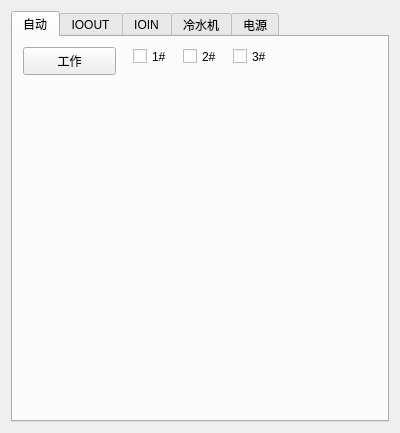
This is QDeviceCtrl.ui in BiggerBinBin/QtCanPlatform as Qt 5 draws it before an edit. The edited form follows.
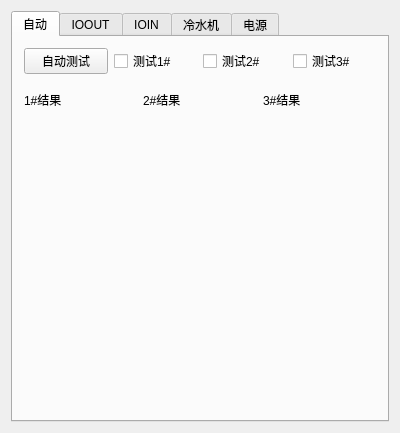
This is the edited form. The open tabs and pages were chosen to show the change.

Commit message: 增加多路CAN支持，修复分次CAN时的会引发CAN设备下标越界的bug，完善V1.0版本的自动化测试流程

Patch:
```diff
--- a/QDeviceCtrl.ui
+++ b/QDeviceCtrl.ui
@@ -20,7 +20,7 @@
    <string>QDeviceCtrl</string>
   </property>
   <layout class="QGridLayout" name="gridLayout">
-   <item row="0" column="0">
+   <item row="1" column="0">
     <widget class="QTabWidget" name="tabWidget">
      <property name="currentIndex">
       <number>4</number>
@@ -29,61 +29,113 @@
       <attribute name="title">
        <string>自动</string>
       </attribute>
+      <layout class="QGridLayout" name="gridLayout_12">
+       <item row="0" column="0">
+        <layout class="QVBoxLayout" name="verticalLayout_5" stretch="1,5">
+         <item>
+          <layout class="QHBoxLayout" name="horizontalLayout_25">
+           <item>
       <widget class="QPushButton" name="pbProcessSet">
-       <property name="geometry">
-        <rect>
-         <x>10</x>
-         <y>10</y>
-         <width>93</width>
-         <height>28</height>
-        </rect>
-       </property>
        <property name="text">
-        <string>工作</string>
+              <string>自动测试</string>
        </property>
        <property name="checkable">
         <bool>true</bool>
        </property>
       </widget>
+           </item>
+           <item>
       <widget class="QCheckBox" name="dCbProcess1">
-       <property name="geometry">
-        <rect>
-         <x>120</x>
-         <y>10</y>
-         <width>51</width>
-         <height>19</height>
-        </rect>
-       </property>
        <property name="text">
-        <string>1#</string>
-       </property>
-      </widget>
+              <string>测试1#</string>
+             </property>
+            </widget>
+           </item>
+           <item>
       <widget class="QCheckBox" name="dCbProcess2">
-       <property name="geometry">
-        <rect>
-         <x>170</x>
-         <y>10</y>
-         <width>51</width>
-         <height>19</height>
-        </rect>
-       </property>
        <property name="text">
-        <string>2#</string>
-       </property>
-      </widget>
+              <string>测试2#</string>
+             </property>
+            </widget>
+           </item>
+           <item>
       <widget class="QCheckBox" name="dCbProcess3">
-       <property name="geometry">
-        <rect>
-         <x>220</x>
-         <y>10</y>
-         <width>51</width>
-         <height>19</height>
-        </rect>
-       </property>
+             <property name="text">
+              <string>测试3#</string>
+             </property>
+            </widget>
+           </item>
+          </layout>
+         </item>
+         <item>
+          <layout class="QVBoxLayout" name="verticalLayout_4" stretch="1,7">
+           <property name="spacing">
+            <number>6</number>
+           </property>
+           <item>
+            <layout class="QHBoxLayout" name="horizontalLayout_24">
+             <item>
+              <widget class="QLabel" name="label_25">
        <property name="text">
-        <string>3#</string>
-       </property>
-      </widget>
+                <string>1#结果</string>
+               </property>
+              </widget>
+             </item>
+             <item>
+              <widget class="QLabel" name="label_27">
+               <property name="text">
+                <string>2#结果</string>
+               </property>
+              </widget>
+             </item>
+             <item>
+              <widget class="QLabel" name="label_28">
+               <property name="text">
+                <string>3#结果</string>
+               </property>
+              </widget>
+             </item>
+            </layout>
+           </item>
+           <item>
+            <layout class="QHBoxLayout" name="horizontalLayout_23">
+             <item>
+              <widget class="QLabel" name="label_1Res">
+               <property name="text">
+                <string/>
+               </property>
+               <property name="alignment">
+                <set>Qt::AlignLeading|Qt::AlignLeft|Qt::AlignTop</set>
+               </property>
+              </widget>
+             </item>
+             <item>
+              <widget class="QLabel" name="label_2Res">
+               <property name="text">
+                <string/>
+               </property>
+               <property name="alignment">
+                <set>Qt::AlignLeading|Qt::AlignLeft|Qt::AlignTop</set>
+               </property>
+              </widget>
+             </item>
+             <item>
+              <widget class="QLabel" name="label_3Res">
+               <property name="text">
+                <string/>
+               </property>
+               <property name="alignment">
+                <set>Qt::AlignLeading|Qt::AlignLeft|Qt::AlignTop</set>
+               </property>
+              </widget>
+             </item>
+            </layout>
+           </item>
+          </layout>
+         </item>
+        </layout>
+       </item>
+      </layout>
      </widget>
      <widget class="QWidget" name="tab_1">
       <attribute name="title">
```
Left out of the diff: 4 changed lines with no effect on the pictures. Lines whose indentation alone changed are shown as unchanged. The commit also changes 16 other files.
